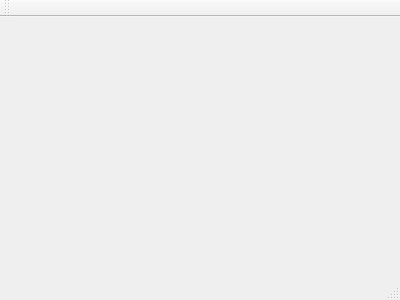
hsoudry/cranfieldgroupproject2016, file mainwindow.ui: the form before one commit.
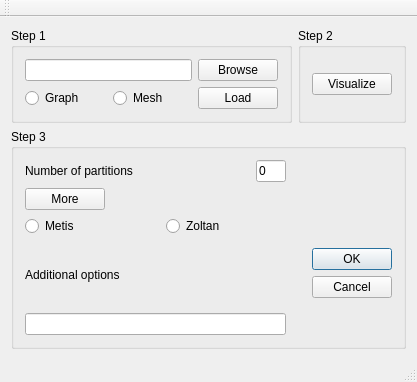
The form after the commit.

```diff
--- a/mainwindow.ui
+++ b/mainwindow.ui
@@ -1,24 +1,380 @@
 <ui version="4.0">
  <class>MainWindow</class>
- <widget class="QMainWindow" name="MainWindow" >
-  <property name="geometry" >
+ <widget class="QMainWindow" name="MainWindow">
+  <property name="geometry">
    <rect>
     <x>0</x>
     <y>0</y>
-    <width>400</width>
-    <height>300</height>
+    <width>417</width>
+    <height>382</height>
    </rect>
   </property>
   <property name="windowTitle" >
    <string>MainWindow</string>
   </property>
-  <widget class="QMenuBar" name="menuBar" />
-  <widget class="QToolBar" name="mainToolBar" />
-  <widget class="QWidget" name="centralWidget" />
-  <widget class="QStatusBar" name="statusBar" />
+  <property name="locale">
+   <locale language="English" country="UnitedKingdom"/>
+  </property>
+  <widget class="QWidget" name="centralWidget">
+   <layout class="QGridLayout" name="gridLayout_4">
+    <item row="0" column="0">
+     <layout class="QVBoxLayout" name="verticalLayout_3">
+      <item>
+       <layout class="QHBoxLayout" name="horizontalLayout_3">
+        <item>
+         <widget class="QGroupBox" name="groupBox">
+          <property name="title">
+           <string>Step 1</string>
+          </property>
+          <layout class="QGridLayout" name="gridLayout">
+           <item row="0" column="0">
+            <layout class="QHBoxLayout" name="horizontalLayout_6">
+             <item>
+              <widget class="QLineEdit" name="lineEdit"/>
+             </item>
+             <item>
+              <widget class="QPushButton" name="pushButton_4">
+               <property name="text">
+                <string>Browse</string>
+               </property>
+              </widget>
+             </item>
+            </layout>
+           </item>
+           <item row="1" column="0">
+            <layout class="QHBoxLayout" name="horizontalLayout">
+             <item>
+              <widget class="QRadioButton" name="radioButton">
+               <property name="text">
+                <string>Graph</string>
+               </property>
+              </widget>
+             </item>
+             <item>
+              <spacer name="horizontalSpacer_3">
+               <property name="orientation">
+                <enum>Qt::Horizontal</enum>
+               </property>
+               <property name="sizeHint" stdset="0">
+                <size>
+                 <width>40</width>
+                 <height>20</height>
+                </size>
+               </property>
+              </spacer>
+             </item>
+             <item>
+              <widget class="QRadioButton" name="radioButton_2">
+               <property name="text">
+                <string>Mesh</string>
+               </property>
+              </widget>
+             </item>
+             <item>
+              <spacer name="horizontalSpacer_4">
+               <property name="orientation">
+                <enum>Qt::Horizontal</enum>
+               </property>
+               <property name="sizeHint" stdset="0">
+                <size>
+                 <width>40</width>
+                 <height>20</height>
+                </size>
+               </property>
+              </spacer>
+             </item>
+             <item>
+              <widget class="QPushButton" name="pushButton">
+               <property name="text">
+                <string>Load</string>
+               </property>
+              </widget>
+             </item>
+            </layout>
+           </item>
+          </layout>
+         </widget>
+        </item>
+        <item>
+         <layout class="QVBoxLayout" name="verticalLayout_2">
+          <item>
+           <widget class="QGroupBox" name="groupBox_2">
+            <property name="title">
+             <string>Step 2</string>
+            </property>
+            <layout class="QGridLayout" name="gridLayout_2">
+             <item row="0" column="0">
+              <widget class="QPushButton" name="pushButton_2">
+               <property name="text">
+                <string>Visualize</string>
+               </property>
+              </widget>
+             </item>
+            </layout>
+           </widget>
+          </item>
+         </layout>
+        </item>
+       </layout>
+      </item>
+      <item>
+       <widget class="QGroupBox" name="groupBox_3">
+        <property name="title">
+         <string>Step 3</string>
+        </property>
+        <layout class="QGridLayout" name="gridLayout_3">
+         <item row="0" column="0">
+          <layout class="QVBoxLayout" name="verticalLayout_4">
+           <item>
+            <layout class="QHBoxLayout" name="horizontalLayout_4">
+             <item>
+              <widget class="QLabel" name="label">
+               <property name="text">
+                <string>Number of partitions</string>
+               </property>
+              </widget>
+             </item>
+             <item>
+              <spacer name="horizontalSpacer">
+               <property name="orientation">
+                <enum>Qt::Horizontal</enum>
+               </property>
+               <property name="sizeType">
+                <enum>QSizePolicy::Expanding</enum>
+               </property>
+               <property name="sizeHint" stdset="0">
+                <size>
+                 <width>60</width>
+                 <height>20</height>
+                </size>
+               </property>
+              </spacer>
+             </item>
+             <item>
+              <widget class="QLineEdit" name="lineEdit_2">
+               <property name="sizePolicy">
+                <sizepolicy hsizetype="Fixed" vsizetype="Fixed">
+                 <horstretch>0</horstretch>
+                 <verstretch>0</verstretch>
+                </sizepolicy>
+               </property>
+               <property name="maximumSize">
+                <size>
+                 <width>30</width>
+                 <height>16777215</height>
+                </size>
+               </property>
+               <property name="text">
+                <string>0</string>
+               </property>
+              </widget>
+             </item>
+             <item>
+              <spacer name="horizontalSpacer_2">
+               <property name="orientation">
+                <enum>Qt::Horizontal</enum>
+               </property>
+               <property name="sizeType">
+                <enum>QSizePolicy::Fixed</enum>
+               </property>
+               <property name="sizeHint" stdset="0">
+                <size>
+                 <width>20</width>
+                 <height>20</height>
+                </size>
+               </property>
+              </spacer>
+             </item>
+            </layout>
+           </item>
+           <item>
+            <layout class="QHBoxLayout" name="horizontalLayout_7">
+             <item>
+              <widget class="QPushButton" name="pushButton_3">
+               <property name="text">
+                <string>More</string>
+               </property>
+              </widget>
+             </item>
+             <item>
+              <spacer name="horizontalSpacer_5">
+               <property name="orientation">
+                <enum>Qt::Horizontal</enum>
+               </property>
+               <property name="sizeHint" stdset="0">
+                <size>
+                 <width>40</width>
+                 <height>20</height>
+                </size>
+               </property>
+              </spacer>
+             </item>
+            </layout>
+           </item>
+           <item>
+            <layout class="QHBoxLayout" name="horizontalLayout_2">
+             <item>
+              <widget class="QRadioButton" name="radioButton_3">
+               <property name="text">
+                <string>Metis</string>
+               </property>
+              </widget>
+             </item>
+             <item>
+              <spacer name="horizontalSpacer_8">
+               <property name="orientation">
+                <enum>Qt::Horizontal</enum>
+               </property>
+               <property name="sizeHint" stdset="0">
+                <size>
+                 <width>40</width>
+                 <height>20</height>
+                </size>
+               </property>
+              </spacer>
+             </item>
+             <item>
+              <widget class="QRadioButton" name="radioButton_4">
+               <property name="text">
+                <string>Zoltan</string>
+               </property>
+              </widget>
+             </item>
+             <item>
+              <spacer name="horizontalSpacer_7">
+               <property name="orientation">
+                <enum>Qt::Horizontal</enum>
+               </property>
+               <property name="sizeHint" stdset="0">
+                <size>
+                 <width>40</width>
+                 <height>20</height>
+                </size>
+               </property>
+              </spacer>
+             </item>
+            </layout>
+           </item>
+           <item>
+            <layout class="QVBoxLayout" name="verticalLayout">
+             <item>
+              <layout class="QHBoxLayout" name="horizontalLayout_5">
+               <item>
+                <widget class="QLabel" name="label_2">
+                 <property name="text">
+                  <string>Additional options</string>
+                 </property>
+                </widget>
+               </item>
+               <item>
+                <spacer name="horizontalSpacer_6">
+                 <property name="orientation">
+                  <enum>Qt::Horizontal</enum>
+                 </property>
+                 <property name="sizeHint" stdset="0">
+                  <size>
+                   <width>13</width>
+                   <height>17</height>
+                  </size>
+                 </property>
+                </spacer>
+               </item>
+              </layout>
+             </item>
+             <item>
+              <layout class="QHBoxLayout" name="horizontalLayout_8">
+               <item>
+                <widget class="QLineEdit" name="lineEdit_3"/>
+               </item>
+               <item>
+                <spacer name="horizontalSpacer_9">
+                 <property name="orientation">
+                  <enum>Qt::Horizontal</enum>
+                 </property>
+                 <property name="sizeType">
+                  <enum>QSizePolicy::Fixed</enum>
+                 </property>
+                 <property name="sizeHint" stdset="0">
+                  <size>
+                   <width>20</width>
+                   <height>20</height>
+                  </size>
+                 </property>
+                </spacer>
+               </item>
+              </layout>
+             </item>
+            </layout>
+           </item>
+          </layout>
+         </item>
+         <item row="0" column="1">
+          <layout class="QVBoxLayout" name="verticalLayout_5">
+           <item>
+            <spacer name="verticalSpacer">
+             <property name="orientation">
+              <enum>Qt::Vertical</enum>
+             </property>
+             <property name="sizeHint" stdset="0">
+              <size>
+               <width>20</width>
+               <height>40</height>
+              </size>
+             </property>
+            </spacer>
+           </item>
+           <item>
+            <widget class="QDialogButtonBox" name="buttonBox">
+             <property name="orientation">
+              <enum>Qt::Vertical</enum>
+             </property>
+             <property name="standardButtons">
+              <set>QDialogButtonBox::Cancel|QDialogButtonBox::Ok</set>
+             </property>
+            </widget>
+           </item>
+          </layout>
+         </item>
+        </layout>
+       </widget>
+      </item>
+     </layout>
+    </item>
+   </layout>
+   <zorder>lineEdit</zorder>
+   <zorder>radioButton</zorder>
+   <zorder>radioButton_2</zorder>
+   <zorder>pushButton</zorder>
+   <zorder>groupBox</zorder>
+   <zorder></zorder>
+   <zorder>groupBox_2</zorder>
+   <zorder>groupBox_3</zorder>
+   <zorder>label</zorder>
+   <zorder>lineEdit_2</zorder>
+   <zorder>groupBox_4</zorder>
+   <zorder>verticalSpacer</zorder>
+  </widget>
+  <widget class="QMenuBar" name="menuBar">
+   <property name="geometry">
+    <rect>
+     <x>0</x>
+     <y>0</y>
+     <width>417</width>
+     <height>25</height>
+    </rect>
+   </property>
+  </widget>
+  <widget class="QToolBar" name="mainToolBar">
+   <attribute name="toolBarArea">
+    <enum>TopToolBarArea</enum>
+   </attribute>
+   <attribute name="toolBarBreak">
+    <bool>false</bool>
+   </attribute>
+  </widget>
+  <widget class="QStatusBar" name="statusBar"/>
  </widget>
- <layoutDefault spacing="6" margin="11" />
- <pixmapfunction></pixmapfunction>
+ <layoutdefault spacing="6" margin="11"/>
  <resources/>
  <connections/>
 </ui>
```
Left out of the diff: 5 changed lines with no effect on the pictures.
